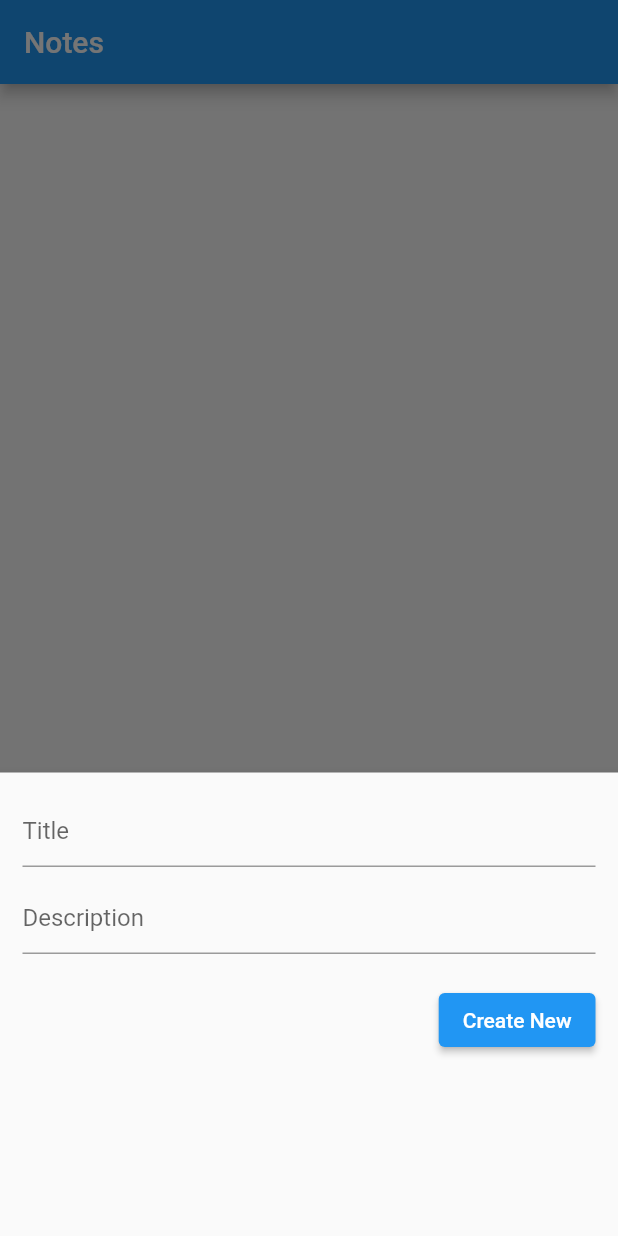
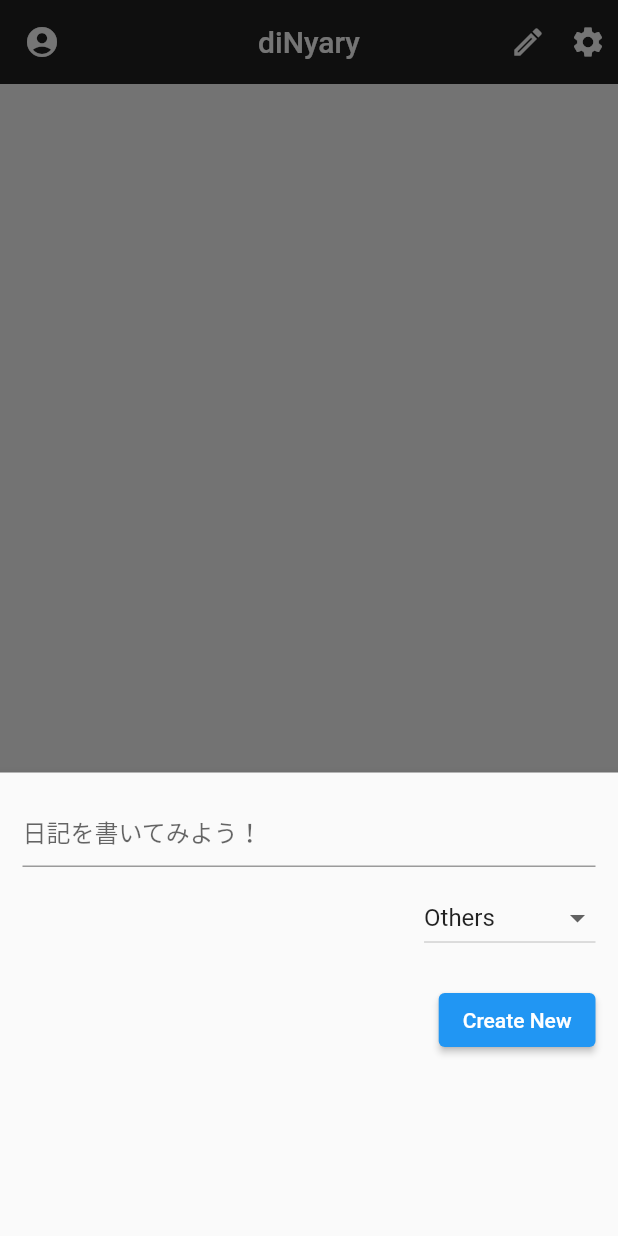
Before and after one commit to YutoUshijima/dinyary, a Flutter app: the screen it shows after launch, after a tap on the "add" icon, on a phone screen of 412 x 824 dp. Run offline on Flutter 3.47's test engine with Material 2 defaults, Android fonts, the phone set to English and light mode, and no system bars; our stand-ins replace sqflite; accounts and stored records are empty.

Commit message:
日記機能の作成git add .tagの表示でバグあり

```diff
--- a/lib/routes/timeline_route.dart
+++ b/lib/routes/timeline_route.dart
@@ -1,8 +1,8 @@
 //import 'package:dinyary/routes/home_route.dart';
+import 'package:dinyary/routes/header.dart';
 import 'package:flutter/material.dart';
 //import 'header.dart';
 import 'NoteViewModel.dart';
-
 
 class TimeLine extends StatefulWidget {
   const TimeLine({Key? key}) : super(key: key);
@@ -15,6 +15,8 @@ class _HomePageState extends State<TimeLine> {
   List<Map<String, dynamic>> _memo = [];
 
   bool _isLoading = true;
+  String? _isSelectedItem = "Others";
+  String? _isSelectedItem_now = "Others";
 
   void _refreshJournals() async {
     final data = await NoteViewModel.getNotes();
@@ -30,15 +32,16 @@ class _HomePageState extends State<TimeLine> {
     _refreshJournals();
   }
 
-  final TextEditingController _titleController = TextEditingController();
-  final TextEditingController _descriptionController = TextEditingController();
+  final TextEditingController _diaryController = TextEditingController();
+  //final TextEditingController _tagController = TextEditingController();
 
   void _showForm(int? id) async {
     if (id != null) {
       final existingJournal =
           _memo.firstWhere((element) => element['id'] == id);
-      _titleController.text = existingJournal['title'];
-      _descriptionController.text = existingJournal['description'];
+      _diaryController.text = existingJournal['diary'];
+      _isSelectedItem = existingJournal['tag'];
+      //_tagController.text = existingJournal['tag'];
     }
 
     showModalBottomSheet(
@@ -57,15 +60,42 @@ class _HomePageState extends State<TimeLine> {
                 crossAxisAlignment: CrossAxisAlignment.end,
                 children: [
                   TextField(
-                    controller: _titleController,
-                    decoration: const InputDecoration(hintText: 'Title'),
+                    controller: _diaryController,
+                    decoration: const InputDecoration(hintText: '日記を書いてみよう！'),
                   ),
                   const SizedBox(
                     height: 10,
                   ),
-                  TextField(
-                    controller: _descriptionController,
-                    decoration: const InputDecoration(hintText: 'Description'),
+                  DropdownButton<String>(
+                    //4
+                    items: const [
+                      //5
+                      DropdownMenuItem(
+                        child: Text('Get up'),
+                        value: 'Get up',
+                      ),
+                      DropdownMenuItem(
+                        child: Text('Going to bed'),
+                        value: 'Going to bed',
+                      ),
+                      DropdownMenuItem(
+                        child: Text('Exercise'),
+                        value: 'Exercise',
+                      ),
+                      DropdownMenuItem(
+                        child: Text('Others'),
+                        value: 'Others',
+                      ),
+                    ],
+                    //6
+                    onChanged: (String? value) {
+                      setState(() {
+                        _isSelectedItem = value;
+                        _isSelectedItem_now = value;
+                      });
+                    },
+                    //7
+                    value: _isSelectedItem_now,
                   ),
                   const SizedBox(
                     height: 20,
@@ -79,8 +109,9 @@ class _HomePageState extends State<TimeLine> {
                       if (id != null) {
                         await _updateItem(id);
                       }
-                      _titleController.text = '';
-                      _descriptionController.text = '';
+                      _diaryController.text = '';
+                      _isSelectedItem = 'Others';
+                      //_tagController.text = '';
 
                       Navigator.of(context).pop();
                     },
@@ -93,20 +124,20 @@ class _HomePageState extends State<TimeLine> {
 
   Future<void> _addItem() async {
     await NoteViewModel.createItem(
-        _titleController.text, _descriptionController.text);
+        _diaryController.text, _isSelectedItem); //_tagController.text);
     _refreshJournals();
   }
 
   Future<void> _updateItem(int id) async {
     await NoteViewModel.updateItem(
-        id, _titleController.text, _descriptionController.text);
+        id, _diaryController.text, _isSelectedItem); //_tagController.text);
     _refreshJournals();
   }
 
   void _deleteItem(int id) async {
     await NoteViewModel.deleteItem(id);
     ScaffoldMessenger.of(context).showSnackBar(const SnackBar(
-      content: Text('Successfully deleted a journal!'),
+      content: Text('Successfully deleted a diary!'),
     ));
     _refreshJournals();
   }
@@ -114,9 +145,7 @@ class _HomePageState extends State<TimeLine> {
   @override
   Widget build(BuildContext context) {
     return Scaffold(
-      appBar: AppBar(
-        title: const Text('Notes'),
-      ),
+      appBar: Header(),
       body: _isLoading
           ? const Center(
               child: CircularProgressIndicator(),
@@ -124,21 +153,33 @@ class _HomePageState extends State<TimeLine> {
           : ListView.builder(
               itemCount: _memo.length,
               itemBuilder: (context, index) => Card(
-                color: Colors.deepPurple[200],
-                margin: const EdgeInsets.all(15),
+                color: Color.fromARGB(255, 255, 255, 255),
+                margin: const EdgeInsets.all(3),
                 child: ListTile(
-                    title: Text(_memo[index]['title']),
-                    subtitle: Text(_memo[index]['description']),
+                    leading: Icon(
+                      _memo[index]['tag'] == "Get up"
+                          ? Icons.sunny
+                          : _memo[index]['tag'] == "Going to bed"
+                              ? Icons.airline_seat_individual_suite
+                              : _memo[index]['tag'] == "Exercise"
+                                  ? Icons.fitness_center
+                                  : Icons.insert_emoticon,
+                      size: 20,
+                    ),
+                    title: Text(_memo[index]['diary']),
+                    subtitle: Text(_memo[index]['createdAt']),
                     trailing: SizedBox(
-                      width: 100,
+                      width: 96,
+                      //height: 100,
                       child: Row(
                         children: [
                           IconButton(
                             icon: const Icon(Icons.edit),
+                            //iconSize: 10,
                             onPressed: () => _showForm(_memo[index]['id']),
                           ),
                           IconButton(
-                            icon: const Icon(Icons.delete),
+                            icon: const Icon(Icons.delete, size: 30),
                             onPressed: () => _deleteItem(_memo[index]['id']),
                           ),
                         ],
```
Also changed, not shown: 7 other files.
